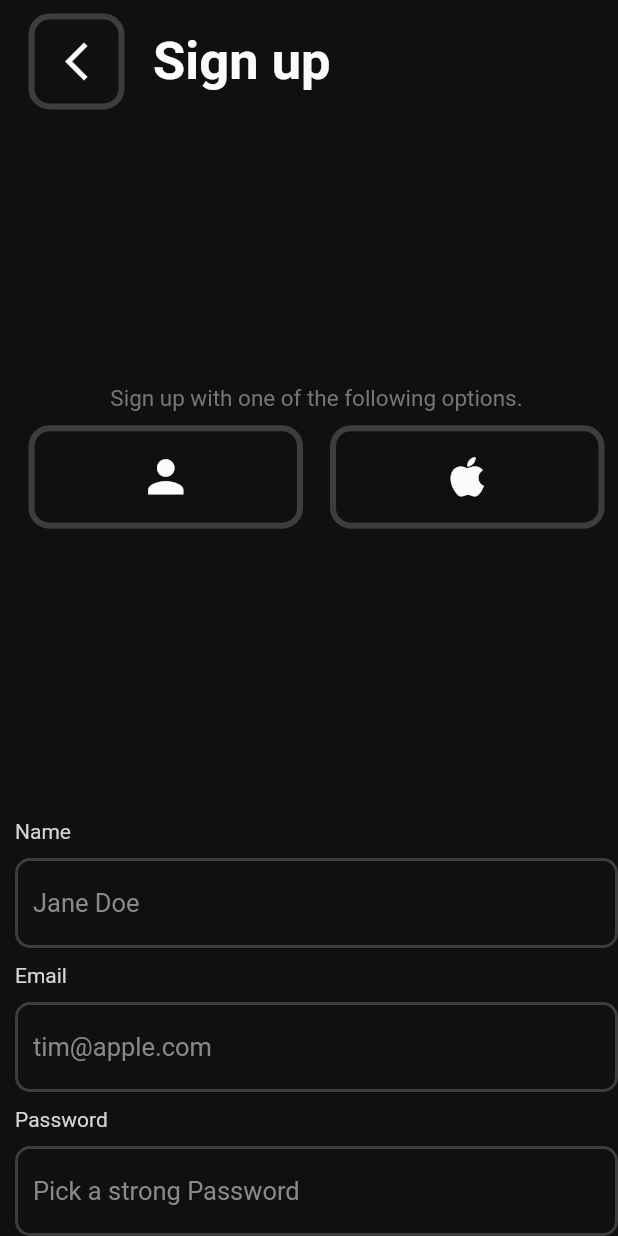
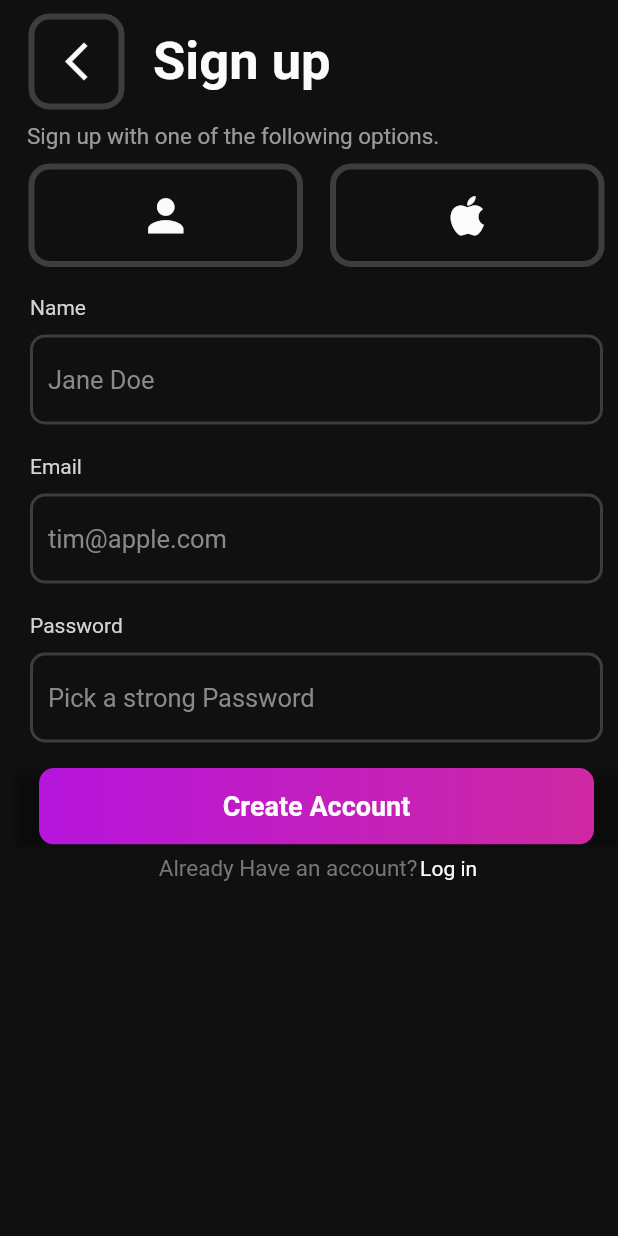
Before and after one commit to john-muinde/notes-app-dribble, a Flutter app: the screen it shows after launch, on a phone screen of 412 x 824 dp. Run offline on Flutter 3.47's test engine with Material 2 defaults, Android fonts, the phone set to English and light mode, and no system bars; our stand-ins replace gradient_borders.

Commit message:
finished up the login and sign up screen

```diff
--- a/lib/main.dart
+++ b/lib/main.dart
@@ -1,12 +1,8 @@
-import 'dart:ui';
-
 import 'package:flutter/material.dart';
-import 'package:gradient_borders/gradient_borders.dart';
 
 import 'models/constants.dart';
-import 'views/components/boxContainer.dart';
-import 'views/components/components.dart';
-import 'views/components/textField.dart';
+
+import 'views/sign_up_screen.dart';
 
 void main() {
   runApp(const MyApp());
@@ -44,72 +40,7 @@ class MyHomePage extends StatelessWidget {
         backgroundColor: Constants.backgroundBlack,
         body: Container(
           margin: const EdgeInsets.only(left: 10),
-          child: Column(
-            mainAxisAlignment: MainAxisAlignment.spaceBetween,
-            crossAxisAlignment: CrossAxisAlignment.start,
-            children: [
-              Row(
-                children: [
-                  BoxContainer(
-                    child: GestureDetector(
-                      onTap: () {},
-                      child: const Icon(
-                        Icons.arrow_back_ios_new_outlined,
-                        color: Constants.primaryWhite,
-                        size: 30,
-                      ),
-                    ),
-                  ),
-                  Container(
-                    margin: const EdgeInsets.only(left: 10),
-                    child: const Text(
-                      'Sign up',
-                      style:
-                          TextStyle(fontSize: 35, fontWeight: FontWeight.bold),
-                    ),
-                  ),
-                ],
-              ),
-              Column(
-                children: [
-                  const Text(
-                    'Sign up with one of the following options.',
-                    style: TextStyle(
-                      color: Constants.insideLabelText,
-                      fontSize: 15,
-                    ),
-                  ),
-                  Row(
-                    mainAxisSize: MainAxisSize.max,
-                    children: const [
-                      SignUpIconsContainer(
-                        child: Icons.person,
-                      ),
-                      SignUpIconsContainer(
-                        child: Icons.apple_rounded,
-                      )
-                    ],
-                  ),
-                ],
-              ),
-              Column(
-                children: [
-                  TextFieldWidget(
-                    label: 'Name',
-                    text: 'Jane Doe',
-                  ),
-                  TextFieldWidget(
-                    label: 'Email',
-                    text: 'tim@apple.com',
-                  ),
-                  TextFieldWidget(
-                    label: 'Password',
-                    text: 'Pick a strong Password',
-                  ),
-                ],
-              )
-            ],
-          ),
+          child: const SignUpScreen(),
         ),
       ),
     );
--- /dev/null
+++ b/lib/models/gradientLinear.dart
@@ -0,0 +1,25 @@
+import 'package:daystar_login/models/constants.dart';
+import 'package:flutter/material.dart';
+
+class GradientLinearCustom {
+  final LinearGradient gradient;
+
+  late BoxDecoration boxDecoration;
+  late Color gradientColor;
+
+  GradientLinearCustom({
+    this.gradient = Constants.linearGradient,
+  }) {
+    initializeProperties();
+  }
+
+  void initializeProperties() {
+    boxDecoration = BoxDecoration(
+      gradient: gradient,
+    );
+  }
+
+  dynamic get color {
+    boxDecoration.color;
+  }
+}
--- /dev/null
+++ b/lib/views/components/buttonWidgets.dart
@@ -0,0 +1,42 @@
+import 'package:flutter/material.dart';
+
+import '../../models/constants.dart';
+
+class ButtonWidget extends StatelessWidget {
+  final text;
+  final padding;
+  const ButtonWidget({super.key, required this.text, this.padding = 15});
+
+  @override
+  Widget build(BuildContext context) {
+    return Container(
+      padding: const EdgeInsets.symmetric(vertical: 7),
+      color: Colors.transparent,
+      child: ElevatedButton(
+        style: ButtonStyle(
+            backgroundColor: MaterialStateProperty.all(Colors.transparent)),
+        onPressed: () {},
+        child: Ink(
+          decoration: const BoxDecoration(
+            gradient: Constants.linearGradient,
+            borderRadius: BorderRadius.all(Radius.circular(10.0)),
+          ),
+          child: Container(
+            padding: EdgeInsets.all(padding + 0.0),
+            // min sizes for Material buttons
+            alignment: Alignment.center,
+            child: Text(
+              text,
+              textAlign: TextAlign.center,
+              style: const TextStyle(
+                fontSize: 18,
+                fontWeight: FontWeight.bold,
+                color: Constants.primaryWhite,
+              ),
+            ),
+          ),
+        ),
+      ),
+    );
+  }
+}
--- a/lib/views/components/textField.dart
+++ b/lib/views/components/textField.dart
@@ -8,7 +8,8 @@ class TextFieldWidget extends StatelessWidget {
   final text;
   final controller;
   final bool password;
-  TextFieldWidget({
+  const TextFieldWidget({
+    super.key,
     required this.label,
     required this.text,
     this.controller,
@@ -23,9 +24,11 @@ class TextFieldWidget extends StatelessWidget {
         : null;
   }
 
+  @override
   Widget build(BuildContext context) {
     return Container(
-      margin: EdgeInsets.only(top: 10),
+      margin: const EdgeInsets.all( 10),
+
       child: Column(
         mainAxisAlignment: MainAxisAlignment.spaceAround,
         crossAxisAlignment: CrossAxisAlignment.start,
--- /dev/null
+++ b/lib/views/sign_up_screen.dart
@@ -0,0 +1,113 @@
+import 'package:flutter/material.dart';
+
+import '../models/constants.dart';
+import 'components/boxContainer.dart';
+import 'components/buttonWidgets.dart';
+import 'components/components.dart';
+import 'components/textField.dart';
+
+class SignUpScreen extends StatelessWidget {
+  const SignUpScreen({
+    super.key,
+  });
+
+  @override
+  Widget build(BuildContext context) {
+    return SingleChildScrollView(
+      child: Column(
+        mainAxisAlignment: MainAxisAlignment.spaceEvenly,
+        crossAxisAlignment: CrossAxisAlignment.start,
+        children: [
+          Row(
+            children: [
+              BoxContainer(
+                child: GestureDetector(
+                  onTap: () {},
+                  child: const Icon(
+                    Icons.arrow_back_ios_new_outlined,
+                    color: Constants.primaryWhite,
+                    size: 30,
+                  ),
+                ),
+              ),
+              Container(
+                margin: const EdgeInsets.only(left: 10),
+                child: const Text(
+                  'Sign up',
+                  style: TextStyle(
+                    fontSize: 35,
+                    fontWeight: FontWeight.bold,
+                  ),
+                ),
+              ),
+            ],
+          ),
+          Column(
+            crossAxisAlignment: CrossAxisAlignment.start,
+            children: [
+              Container(
+                margin: const EdgeInsets.only(left: 8),
+                child: Text(
+                  'Sign up with one of the following options.',
+                  style: TextStyle(
+                    color: Constants.mainText.withOpacity(0.7),
+                    fontSize: 15,
+                  ),
+                ),
+              ),
+              Row(
+                children: const [
+                  SignUpIconsContainer(
+                    child: Icons.person,
+                  ),
+                  SignUpIconsContainer(
+                    child: Icons.apple_rounded,
+                  )
+                ],
+              ),
+            ],
+          ),
+          Column(
+            children: const [
+              TextFieldWidget(
+                label: 'Name',
+                text: 'Jane Doe',
+              ),
+              TextFieldWidget(
+                label: 'Email',
+                text: 'tim@apple.com',
+              ),
+              TextFieldWidget(
+                label: 'Password',
+                text: 'Pick a strong Password',
+              ),
+            ],
+          ),
+          const ButtonWidget(
+            text: 'Create Account',
+          ),
+          SizedBox(
+            width: double.maxFinite,
+            child: Row(
+              mainAxisAlignment: MainAxisAlignment.center,
+              children: const [
+                Text(
+                  'Already Have an account? ',
+                  textAlign: TextAlign.center,
+                  style: TextStyle(
+                    color: Constants.insideLabelText,
+                    fontSize: 15,
+                  ),
+                ),
+                Text(
+                  'Log in',
+                  style: TextStyle(color: Constants.primaryWhite),
+                )
+              ],
+            ),
+          ),
+        ],
+      ),
+    );
+  }
+}
```
